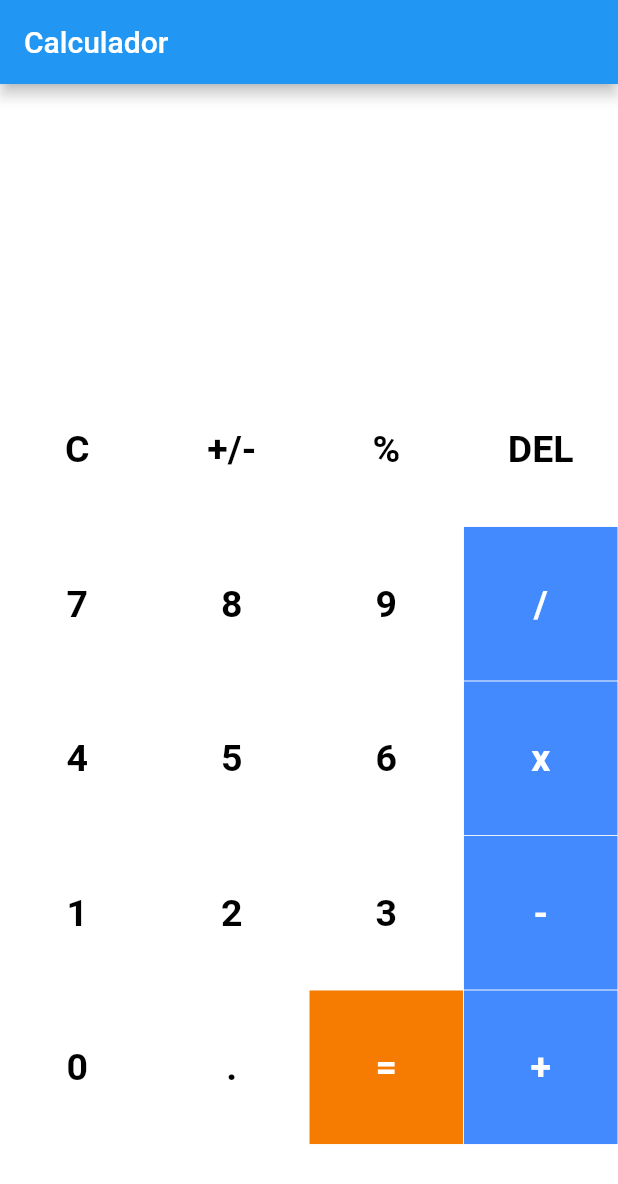
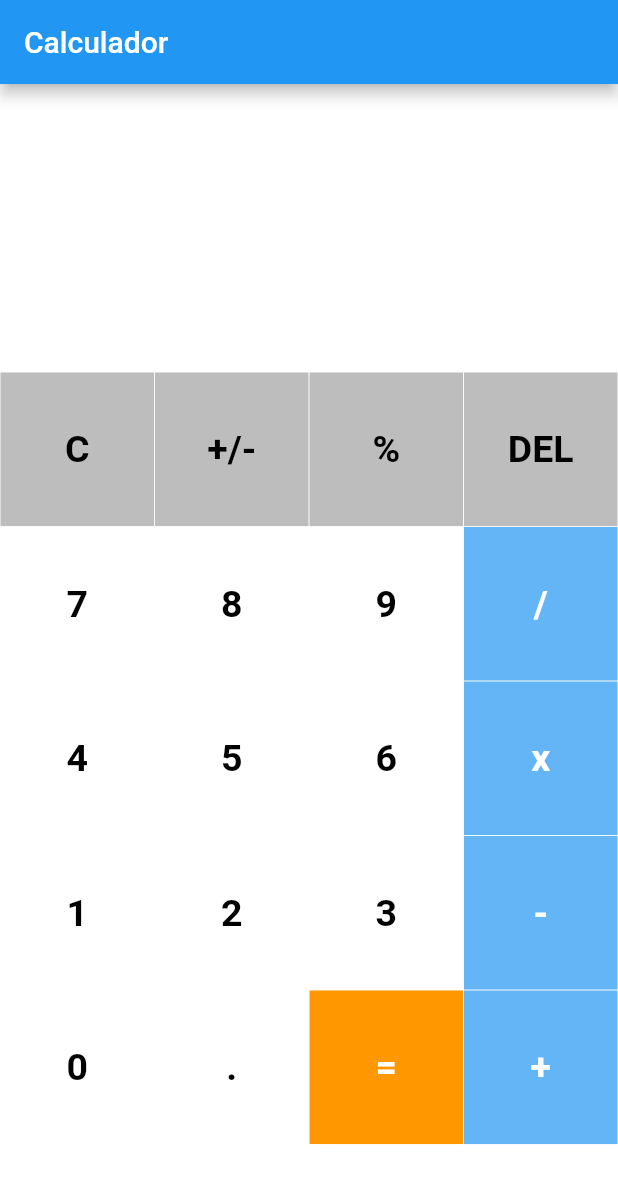
Before and after one commit to ericarodrigs/academy-semana-2, a Flutter app: the screen it shows after launch, on a phone screen of 412 x 824 dp. Shown: the top 1184 px of the screen. Run offline on Flutter 3.47's test engine with Material 2 defaults, Android fonts, the phone set to English and light mode, and no system bars; our stand-ins replace math_expressions.

Commit message:
implementing the clear and delete button

```diff
--- a/lib/main.dart
+++ b/lib/main.dart
@@ -118,13 +118,31 @@ class _HomePageState extends State<HomePage> {
                 //Aqui utilizamos o itemBuilder para criar os botões,
                 itemBuilder: (BuildContext context, int index) {
                   //Clear Button
-                  // if(buttons[index] == 'C'){
-                  //
-                  // }
+                  if(buttons[index] == 'C'){
+                    return Button(
+                    buttontapped: () {
+                      setState(() {
+                        clearAll();
+                    });
+                  },
+                  buttonText: buttons[index],
+                  color: Colors.grey[400],
+                  textColor: Colors.black,
+                  );
+                }
                   // //Delete Button
-                  // if(buttons[index] == 'DEL'){
-                  //
-                  // }
+                  if(buttons[index] == 'DEL'){
+                    return Button(
+                      buttontapped: () {
+                        setState(() {
+                          deleteLastDigit();
+                        });
+                      },
+                      buttonText: buttons[index],
+                      color: Colors.grey[400],
+                      textColor: Colors.black,
+                    );
+                  }
                   //Equal_to Button
                   if (buttons[index] == '=') {
                     return Button(
@@ -134,9 +152,18 @@ class _HomePageState extends State<HomePage> {
                         });
                       },
                       buttonText: buttons[index],
-                      color: Colors.orange[700],
+                      color: Colors.orange[500],
                       textColor: Colors.white,
                     );
+                  }
+                  //Especial buttons
+                  if (buttons[index] == '+/-' || buttons[index] == '%'){
+                    return Button(
+                        buttontapped: () =>
+                        setState(() => userInput += buttons[index]),
+                        color: Colors.grey[400],
+                        textColor: Colors.black,
+                        buttonText: buttons[index]);
                   }
                   //other buttons
                   else {
@@ -144,7 +171,7 @@ class _HomePageState extends State<HomePage> {
                         buttontapped: () =>
                             setState(() => userInput += buttons[index]),
                         color: isOperator(buttons[index])
-                            ? Colors.blueAccent
+                            ? Colors.blue[300]
                             : Colors.white,
                         textColor: isOperator(buttons[index])
                             ? Colors.white
@@ -182,4 +209,15 @@ class _HomePageState extends State<HomePage> {
     //Aqui convertemos o resultado em String e atribuimos ao atributo "answer".
     answer = eval.toString();
   }
+
+  void clearAll() {
+    userInput = '';
+    answer = '';
+  }
+
+  void deleteLastDigit() {
+    if (userInput.isNotEmpty) {
+      userInput = userInput.substring(0, (userInput.length - 1));
+    }
+  }
 }
```
